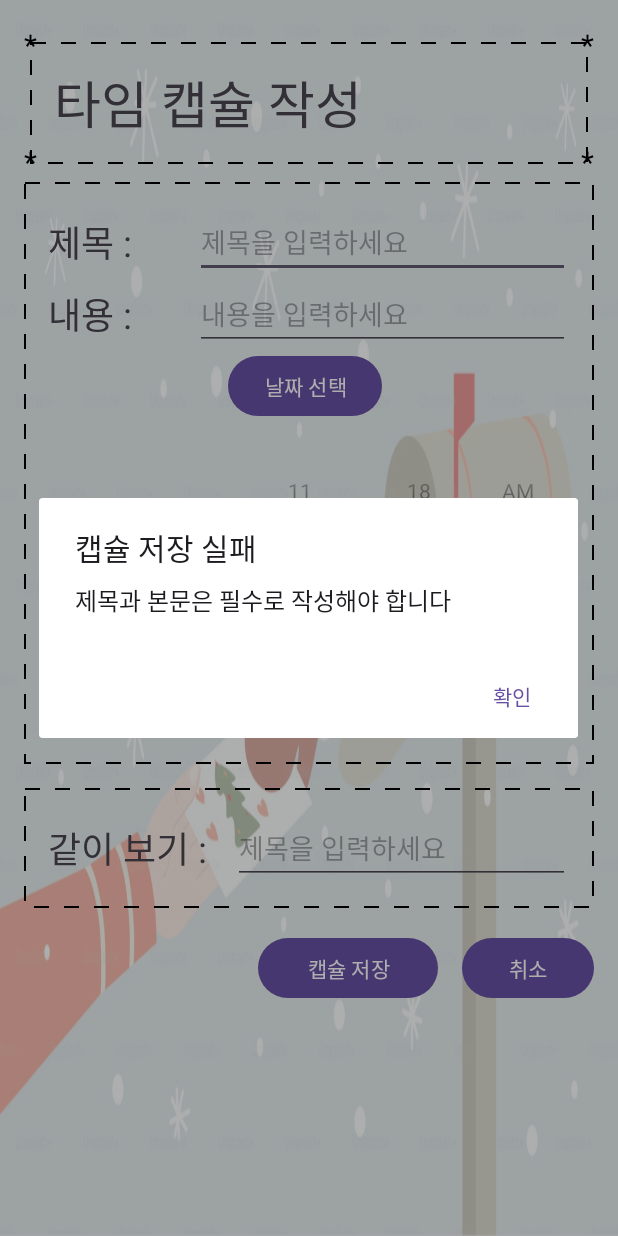
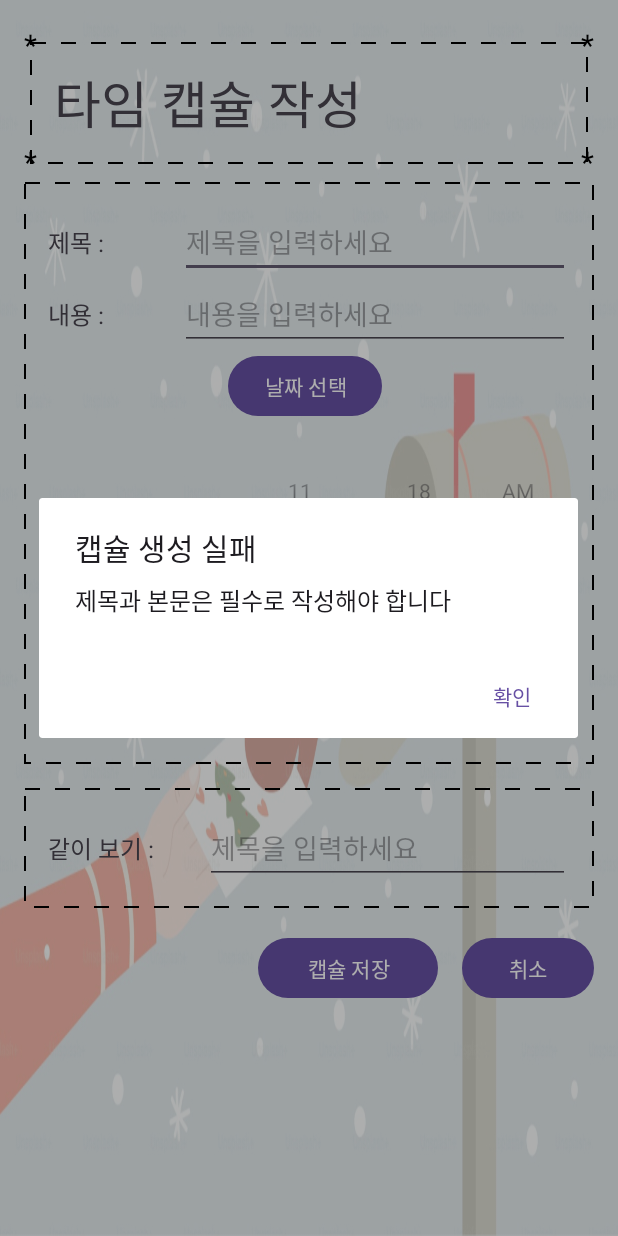
Before and after one commit to shining013/MyTimeCapsule, an Android app: the WriteActivity screen opened directly, with no data from a screen before it, after a tap on "캡슐 저장", on a phone screen of 412 x 824 dp. Run offline under Robolectric (Android 15) with nearby library versions, the phone set to English and light mode, and no system bars; Roboto replaces fonts that are not available here.

Commit message:
[feat] 작성 페이지

```diff
--- a/app/src/main/java/com/lyj/timecapsule/WriteActivity.kt
+++ b/app/src/main/java/com/lyj/timecapsule/WriteActivity.kt
@@ -1,8 +1,10 @@
 package com.lyj.timecapsule
 
+import android.app.Activity
 import android.app.DatePickerDialog
 import android.content.Intent
 import android.icu.util.Calendar
+import android.icu.util.TimeZone
 import android.os.Bundle
 import android.widget.Button
 import android.widget.EditText
@@ -31,10 +33,14 @@ class WriteActivity : AppCompatActivity() {
 
         // 날짜, 시간 선택하기 전 기본 값
         val calendar = Calendar.getInstance()
+        calendar.timeZone = TimeZone.getTimeZone("Asia/Seoul")
         val year = calendar.get(Calendar.YEAR)
         val month = calendar.get(Calendar.MONTH)
         val day = calendar.get(Calendar.DAY_OF_MONTH)
+        val hour = calendar.get(Calendar.HOUR_OF_DAY)
+        val minute = calendar.get(Calendar.MINUTE)
         capsule.date = "$year/${month + 1 }/${day + 1}"
+        capsule.time = "$hour/$minute"
 
         // 날짜 선택
         calButton.setOnClickListener{
@@ -42,23 +48,22 @@ class WriteActivity : AppCompatActivity() {
                 capsule.date = "$selectedYear/${selectedMonth + 1 }/$selectedDay"
                 calButton.text = capsule.date
             }, year, month, day)
-
             datePickerDialog.show()
         }
 
-        // TimePicker 클릭 이벤트
-        time.setOnTimeChangedListener { _, hour, minute ->
-            capsule.time = "$hour/$minute"
+        // 시간 선택
+        time.setOnTimeChangedListener { _, selectedHour, selectedMinute ->
+            capsule.time = "$selectedHour/$selectedMinute"
         }
 
-
+        // 캡슐 생성
         createButton.setOnClickListener {
             val resultIntent = Intent()
             val alertDialog = AlertDialog.Builder(this)
 
             // 제목 본문 null인 경우 경고
             if(title.text?.isEmpty() == true || content.text?.isEmpty() == true){
-                alertDialog.setTitle("캡슐 저장 실패")
+                alertDialog.setTitle("캡슐 생성 실패")
                 alertDialog.setMessage("제목과 본문은 필수로 작성해야 합니다")
                 alertDialog.setPositiveButton("확인"){ dialog, _ ->
                     dialog.dismiss()
@@ -70,10 +75,38 @@ class WriteActivity : AppCompatActivity() {
                 capsule.content = content.text.toString()
                 capsule.friend = friend.text.toString()
 
+                if(capsule.friend?.isEmpty() == true) capsule.friend = "none"
+
                 println("${capsule.title}, ${capsule.content}, ${capsule.date}, ${capsule.time}, ${capsule.friend}")
+
+                // 저장확인
+                alertDialog.setTitle("확인")
+                alertDialog.setMessage("캡슐을 저장하시겠습니까?")
+                alertDialog.setPositiveButton("확인"){ dialog, _ ->
+                    dialog.dismiss()
+
+                    // 확인 시 저장
+                    val resultIntent = Intent()
+                    resultIntent.putExtra("title", capsule.title)
+                    resultIntent.putExtra("content", capsule.content)
+                    resultIntent.putExtra("date", capsule.date)
+                    resultIntent.putExtra("time", capsule.time)
+                    resultIntent.putExtra("friend", capsule.friend)
+                    setResult(Activity.RESULT_OK, resultIntent)
+                    println("캡슐 생성 성공")
+                    finish()
+                }
+                alertDialog.setNegativeButton("취소"){ dialog, _ ->
+                    dialog.dismiss()
+                    println("캡슐 생성 취소ㅁㄴ")
+                    return@setNegativeButton
+                }
+                alertDialog.show()
+
             }
         }
 
+        // 생성 취소
         cancleButton.setOnClickListener {
             onBackPressed()
         }
--- a/app/src/main/res/layout/activity_write.xml
+++ b/app/src/main/res/layout/activity_write.xml
@@ -77,7 +77,7 @@
                 android:layout_weight="1"
                 android:gravity="center_vertical"
                 android:text="제목 : "
-                android:textSize="24sp" />
+                android:textSize="16sp" />
 
             <EditText
                 android:id="@+id/editTitleText_write"
@@ -101,7 +101,7 @@
                 android:layout_weight="1"
                 android:gravity="center_vertical"
                 android:text="내용 : "
-                android:textSize="24sp" />
+                android:textSize="16sp" />
 
             <EditText
                 android:id="@+id/editContentText_write"
@@ -125,7 +125,7 @@
                 android:layout_height="match_parent"
                 android:gravity="center_vertical"
                 android:text="날짜 : "
-                android:textSize="24sp" />
+                android:textSize="16sp" />
 
             <LinearLayout
                 android:layout_width="match_parent"
@@ -166,7 +166,7 @@
             android:layout_weight="1"
             android:gravity="center_vertical"
             android:text="같이 보기 : "
-            android:textSize="24sp" />
+            android:textSize="16sp" />
 
         <EditText
             android:id="@+id/editShareText_write"
```
